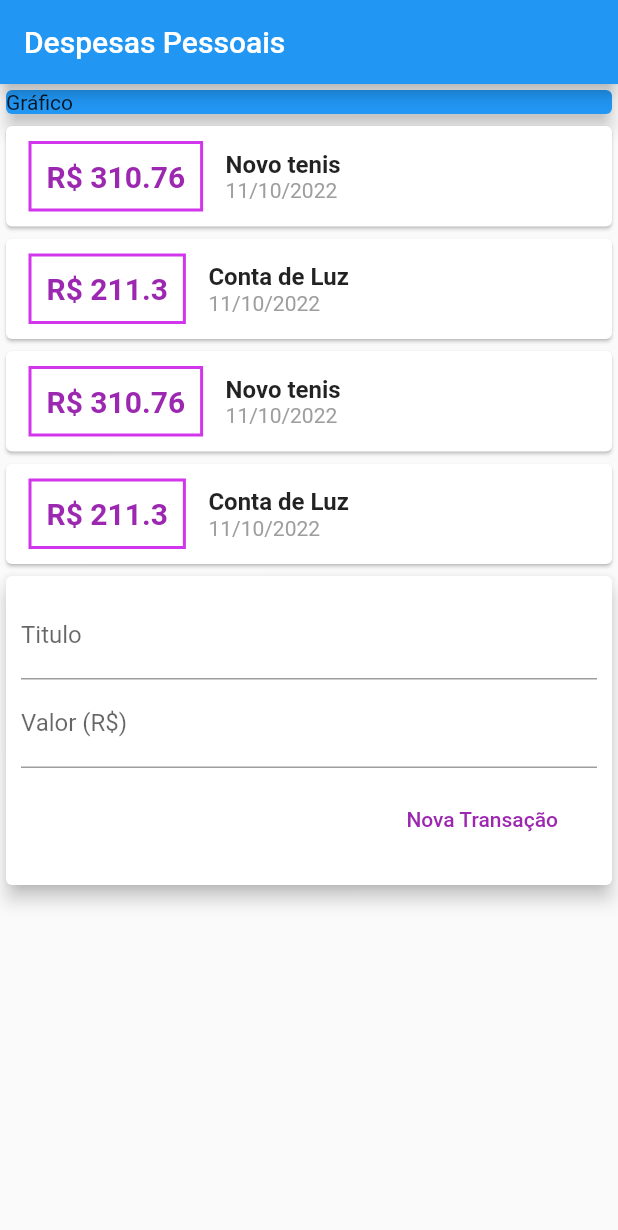
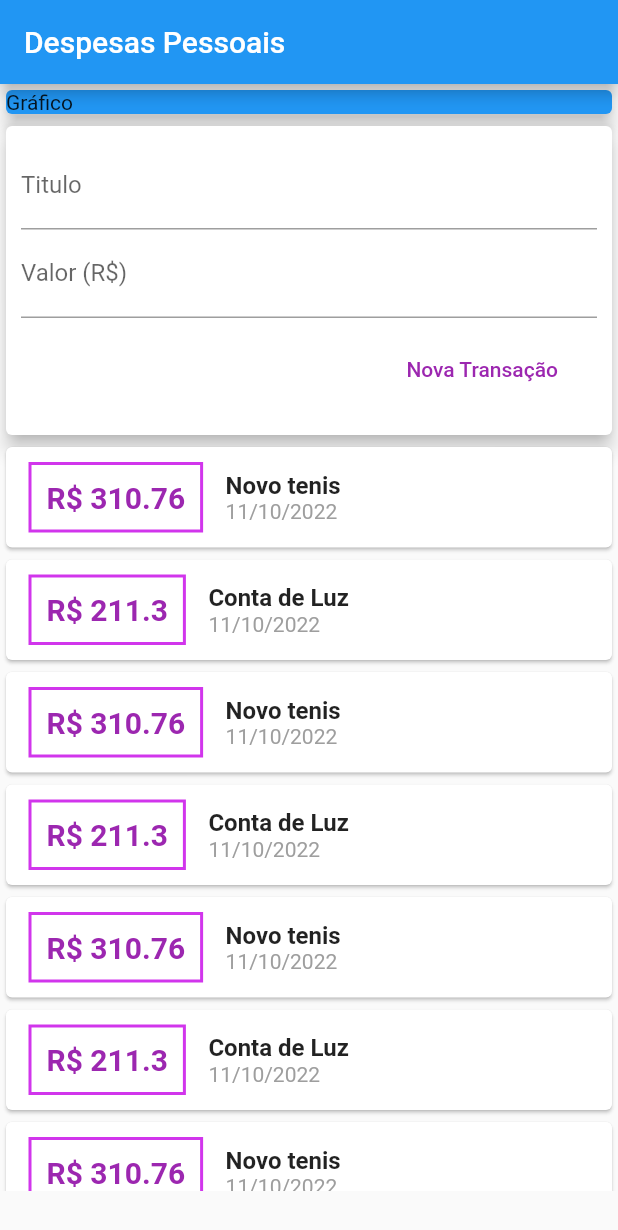
Before and after one commit to paulovictorbuenoflores/curso_flutter_completo, a Flutter app: the screen it shows after launch, on a phone screen of 412 x 824 dp. Shown: the top 1230 px of the screen. Run offline on Flutter 3.47's test engine with Material 2 defaults, Android fonts, the phone set to English and light mode, and no system bars.

Commit message:
listView com builder para otimizar o aplicativo, porque so o listview gasta muita memoria ram ao renderizar todos os elementos da lista de uma so vez

```diff
--- a/construindo_app_real_despesas_pessoais_4/expenses/lib/components/transaction_list.dart
+++ b/construindo_app_real_despesas_pessoais_4/expenses/lib/components/transaction_list.dart
@@ -13,9 +13,11 @@ class TransactionList extends StatelessWidget {
   @override
   Widget build(BuildContext context) {
     return Container(
-      height: 300,
-      child: ListView(
-        children: _transactions.map((tr) {
+      height: 500,
+      child: ListView.builder(
+        itemCount: _transactions.length,
+        itemBuilder: (ctx, index) {
+          final tr = _transactions[index];
           return Card(
             child: Row(
               children: <Widget>[
@@ -56,7 +58,7 @@ class TransactionList extends StatelessWidget {
               ],
             ),
           );
-        }).toList(),
+        },
       ),
     );
   }
--- a/construindo_app_real_despesas_pessoais_4/expenses/lib/components/transaction_user.dart
+++ b/construindo_app_real_despesas_pessoais_4/expenses/lib/components/transaction_user.dart
@@ -105,8 +105,8 @@ class _TransactionUserState extends State<TransactionUser> {
   Widget build(BuildContext context) {
     return Column(
       children: [
+        TransactionForm(_addTransaction),
         TransactionList(_transactions),
-        TransactionForm(_addTransaction),
       ],
     );
   }
```
